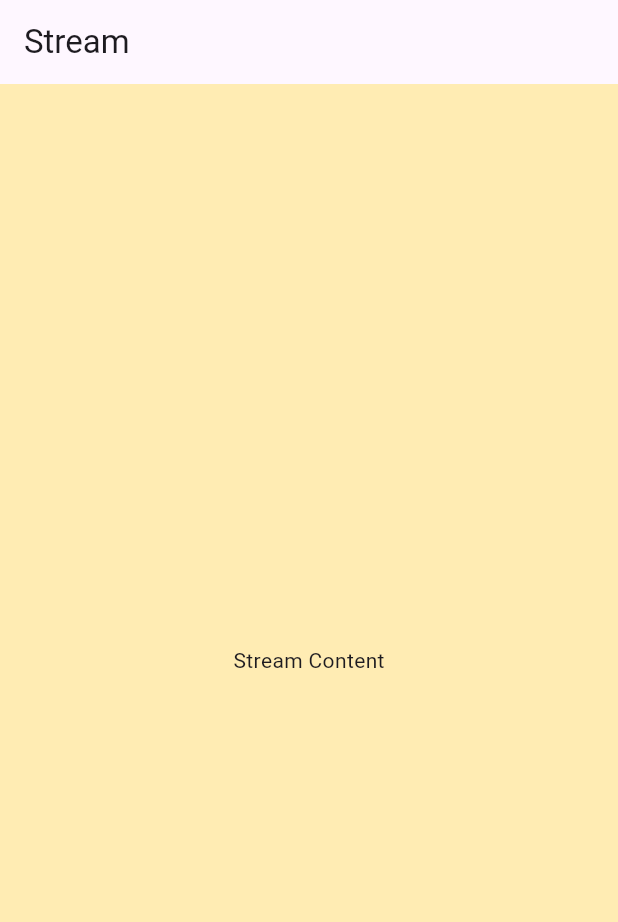
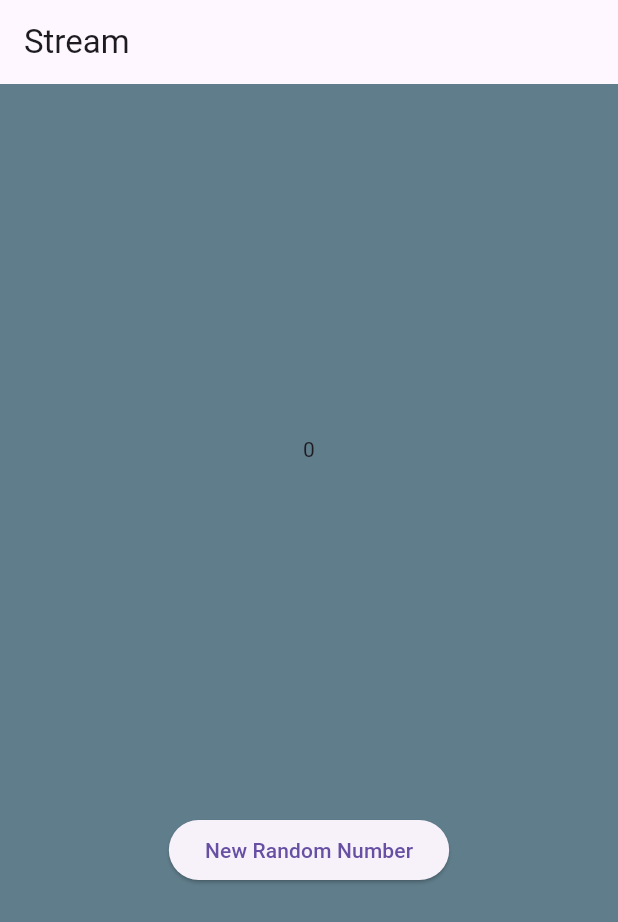
Before and after one commit to kibarmustofa/Pemrograman_mobile, a Flutter app: the screen it shows after launch, on a phone screen of 412 x 824 dp. Shown: the top 922 px of the screen. Run offline on Flutter 3.47's test engine with Material 3 defaults, Android fonts, the light colour scheme and no system bars.

Commit message:
w12:soal6

```diff
--- a/stream_kibar/lib/main.dart
+++ b/stream_kibar/lib/main.dart
@@ -1,5 +1,7 @@
 import 'package:flutter/material.dart';
-import 'stream.dart'; // Pastikan ini tetap ada
+import 'stream.dart';
+import 'dart:async';
+import 'dart:math';
 
 void main() {
   runApp(const MyApp());
@@ -32,15 +34,26 @@
   Color bgColor = Colors.blueGrey;
   late ColorStream colorStream;
 
-  // Catatan: List 'colors' dihapus dari sini karena sudah ada di stream.dart
-
   @override
   void initState() {
+
+    numberStream = NumberStream();
+    numberStreamController = numberStream.controller;
+    Stream stream = numberStreamController.stream;
+    stream.listen((event) {
+      setState(() {
+        lastNumber = event;
+      });
+    });
     super.initState();
-    colorStream = ColorStream();
-    changeColor();
+    // colorStream = ColorStream();
+    // changeColor();
   }
-
+  @override
+  void dispose() {
+    numberStreamController.close();
+    super.dispose();
+  }
   void changeColor() async {
     // await for (var eventColor in colorStream.getColors()) {
     //   setState(() {
@@ -54,6 +67,17 @@
     });
   }
 
+  int lastNumber = 0;
+  late StreamController numberStreamController;
+  late NumberStream numberStream;
+
+  void addRandomNumber() {
+  Random random = Random();
+  int myNum = random.nextInt(10);
+  numberStream.addNumberToSink(myNum);
+}
+
+
   @override
   Widget build(BuildContext context) {
     return Scaffold(
@@ -61,8 +85,19 @@
         title: const Text('Stream'),
       ),
       backgroundColor: bgColor,
-      body: const Center(
-        child: Text('Stream Content'),
+      body: SizedBox(
+        width: double.infinity,
+        child: Column(
+          mainAxisAlignment: MainAxisAlignment.spaceEvenly,
+          crossAxisAlignment: CrossAxisAlignment.center,
+          children: [
+            Text(lastNumber.toString()),
+            ElevatedButton(
+              onPressed: () => addRandomNumber(),
+              child: Text('New Random Number'),
+            ),
+          ],
+        ),
       ),
     );
   }
--- a/stream_kibar/lib/stream.dart
+++ b/stream_kibar/lib/stream.dart
@@ -1,5 +1,15 @@
 import 'package:flutter/material.dart';
+import 'dart:async';
 
+class NumberStream{
+  final StreamController<int> controller = StreamController<int>();
+  void addNumberToSink (int newNumber) {
+    controller.sink.add(newNumber);
+  }
+  close(){
+      controller.close();
+  }
+}
 class ColorStream {
   Stream<Color> getColors() async* {
     yield* Stream.periodic(
```
